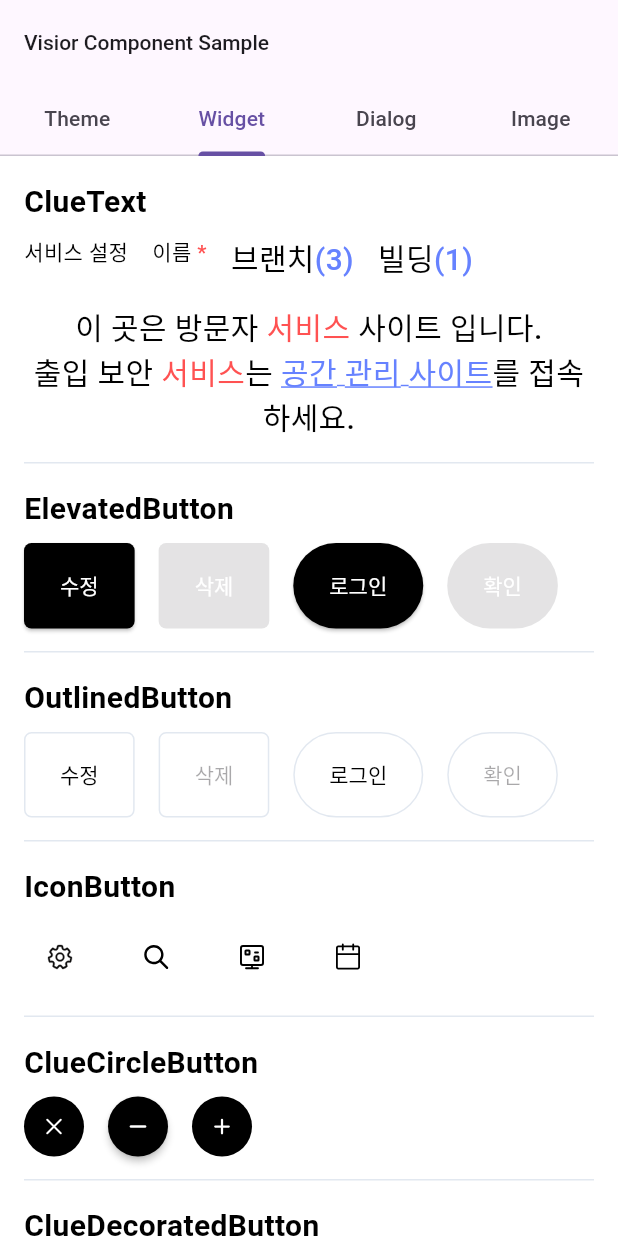
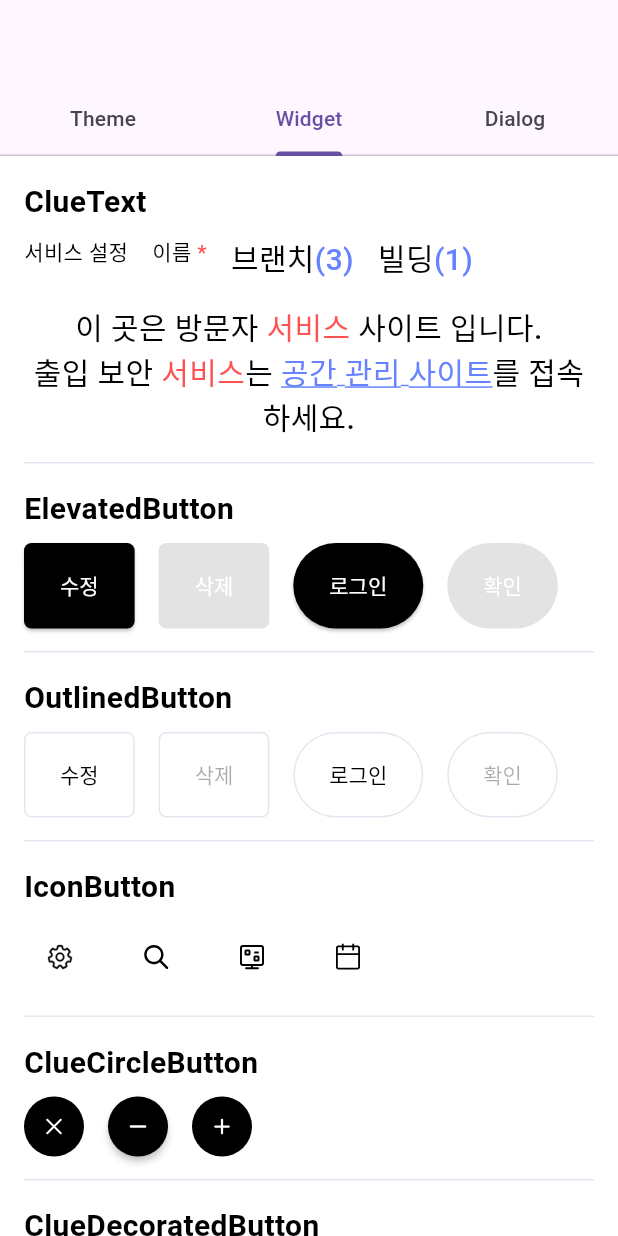
Before and after one commit to scloud-suprema/clue_ui_component, a Flutter app: the screen it shows after launch, tab 2 chosen, on a phone screen of 412 x 824 dp. Run offline on Flutter 3.47's test engine with Material 3 defaults, Android fonts, the light colour scheme and no system bars; drawn by our look-alikes of easy_rich_text, loader_overlay; our stand-ins replace calendar_date_picker2, flutter_svg, gap, shimmer; Roboto replaces fonts that are missing (NotoSansKR).

Commit message:
샘플코드 수정, 베포 스크립트 수정

```diff
--- a/clue_ui_component/lib/clue_ui_component.dart
+++ b/clue_ui_component/lib/clue_ui_component.dart
@@ -33,7 +33,6 @@ export 'package:clue_ui_component/images.dart';
 export 'package:clue_ui_component/overlay/clue_overlay.dart';
 export 'package:clue_ui_component/overlay/clue_overlay_entry.dart';
 export 'package:clue_ui_component/sample_widget_page/dialog_tap_page/dialog_tap_page.dart';
-export 'package:clue_ui_component/sample_widget_page/image_tap_page/image_tap_page.dart';
 export 'package:clue_ui_component/sample_widget_page/sample_widget_page.dart';
 export 'package:clue_ui_component/sample_widget_page/theme_tap_page/theme_tap_page.dart';
 export 'package:clue_ui_component/sample_widget_page/widget_tap_page/widget_tap_page.dart';
--- a/clue_ui_component/lib/components/clue_square_text_field.dart
+++ b/clue_ui_component/lib/components/clue_square_text_field.dart
@@ -130,7 +130,7 @@ class _ClueSquareTextFieldState extends State<ClueSquareTextField> {
                           obscureText = !obscureText;
                         });
                       },
-                      icon: const Icon(Icons.visibility),
+                      icon: obscureText ? const Icon(Icons.visibility) : const Icon(Icons.visibility_off),
                     );
                   }
                 }(),
--- a/clue_ui_component/lib/sample_widget_page/sample_widget_page.dart
+++ b/clue_ui_component/lib/sample_widget_page/sample_widget_page.dart
@@ -1,7 +1,6 @@
-import 'package:clue_ui_component/components/clue_text.dart';
+import 'package:clue_ui_component/clue_navigator_key.dart';
 import 'package:clue_ui_component/overlay/clue_overlay.dart';
 import 'package:clue_ui_component/sample_widget_page/dialog_tap_page/dialog_tap_page.dart';
-import 'package:clue_ui_component/sample_widget_page/image_tap_page/image_tap_page.dart';
 import 'package:clue_ui_component/sample_widget_page/theme_tap_page/theme_tap_page.dart';
 import 'package:clue_ui_component/sample_widget_page/widget_tap_page/widget_tap_page.dart';
 import 'package:clue_ui_component/theme.dart';
@@ -14,6 +13,7 @@ class SampleWidgetPage extends StatelessWidget {
   @override
   Widget build(BuildContext context) {
     return MaterialApp(
+      navigatorKey: clueNavigatorKey, // << Add this line
       // locale: context.locale,
       // localizationsDelegates: context.localizationDelegates,
       // supportedLocales: context.supportedLocales,
@@ -23,8 +23,8 @@ class SampleWidgetPage extends StatelessWidget {
   }
 }
 
-List<String> _titleTabs = ['Theme', 'Widget', 'Dialog', 'Image'];
-List<Widget> _widgetTabs = [const ThemeTapPage(), const WidgetTapPage(), const DialogTapPage(), const ImageTapPage()];
+List<String> _titleTabs = ['Theme', 'Widget', 'Dialog'];
+List<Widget> _widgetTabs = [const ThemeTapPage(), const WidgetTapPage(), const DialogTapPage()];
 
 class SampleWidgetPageHome extends StatelessWidget {
   const SampleWidgetPageHome({super.key});
@@ -35,7 +35,6 @@ class SampleWidgetPageHome extends StatelessWidget {
       length: _titleTabs.length,
       child: Scaffold(
         appBar: AppBar(
-          title: const ClueText('Visior Component Sample'),
           bottom: TabBar(
             tabs: _titleTabs.map((String name) => Tab(text: name)).toList(),
           ),
--- a/clue_ui_component/lib/sample_widget_page/widget_tap_page/widget_tap_page.dart
+++ b/clue_ui_component/lib/sample_widget_page/widget_tap_page/widget_tap_page.dart
@@ -1,22 +1,6 @@
 import 'dart:developer';
 
-import 'package:clue_ui_component/components/clue_circle_icon_button.dart';
-import 'package:clue_ui_component/components/clue_circle_text_field.dart';
-import 'package:clue_ui_component/components/clue_decorated_button.dart';
-import 'package:clue_ui_component/components/clue_divider.dart';
-import 'package:clue_ui_component/components/clue_drop_down_button.dart';
-import 'package:clue_ui_component/components/clue_drop_down_check_button.dart';
-import 'package:clue_ui_component/components/clue_list_tile.dart';
-import 'package:clue_ui_component/components/clue_popup_menu_button.dart';
-import 'package:clue_ui_component/components/clue_side_bar_component.dart';
-import 'package:clue_ui_component/components/clue_square_text_field.dart';
-import 'package:clue_ui_component/components/clue_text.dart';
-import 'package:clue_ui_component/components/clue_time_period_button.dart';
-import 'package:clue_ui_component/extensions/list_extension.dart';
-import 'package:clue_ui_component/extensions/style_extension.dart';
-import 'package:clue_ui_component/images.dart';
-import 'package:clue_ui_component/overlay/clue_overlay.dart';
-import 'package:clue_ui_component/themes/themes.dart';
+import 'package:clue_ui_component/clue_ui_component.dart';
 import 'package:flutter/material.dart';
 import 'package:gap/gap.dart';
 
@@ -554,114 +538,6 @@ class WidgetTapPage extends StatelessWidget {
           const Gap(16),
           const ClueDivider(),
           const Gap(16),
-          const ClueDivider(),
-          const Gap(16),
-          ClueText('ClueSideBarComponent', style: MyTextStyle.size20.w700),
-          const Gap(8),
-          Container(
-            width: double.infinity,
-            height: 500,
-            decoration: BoxDecoration(border: Border.all()),
-            child: ClueSideBarComponent(
-              title: '제목',
-              titleOnTap: () {},
-              logo: const FlutterLogo(),
-              logoTitle: '로고 제목',
-              infoList: const [
-                ClueSideBarInfo(title: '사이드 제목1', subTitle: '사이드 서브 제목1'),
-                ClueSideBarInfo(title: '사이드 제목2', subTitle: '사이드 서브 제목2'),
-              ],
-              itemList: [
-                ClueSideBarItem(
-                  icon: MyImages.schedule,
-                  title: '아이템 이름1',
-                  onPressed: () {},
-                ),
-                ClueSideBarItem(
-                  icon: MyImages.door,
-                  title: '아이템 이름2',
-                  onPressed: () {},
-                ),
-              ],
-              child: const Placeholder(),
-            ),
-          ),
-          const Gap(16),
-          const ClueDivider(),
-          const Gap(16),
-          ClueText('CluePaint(Sample)', style: MyTextStyle.size20.w700),
-          const Gap(8),
-          Stack(
-            children: [
-              Row(
-                crossAxisAlignment: CrossAxisAlignment.center,
-                mainAxisSize: MainAxisSize.min,
-                children: [
-                  const SizedBox(width: 50),
-                  Padding(
-                    padding: const EdgeInsets.symmetric(vertical: 20),
-                    child: SizedBox(
-                      width: 100,
-                      height: 100,
-                      child: CustomPaint(
-                        painter: CirclePaint(
-                          angle: 0,
-                          circleLength: 50,
-                          color: Colors.red,
-                        ),
-                      ),
-                    ),
-                  ),
-                  const SizedBox(width: 75),
-                ],
-              ),
-              Positioned.fill(
-                child: Align(
-                  alignment: Alignment.topLeft,
-                  child: Container(
-                    width: 100,
-                    height: 40,
-                    color: Colors.blue,
-                  ),
-                ),
-              ),
-              Positioned.fill(
-                child: Align(
-                  alignment: Alignment.bottomLeft,
-                  child: Container(
-                    width: 100,
-                    height: 40,
-                    color: Colors.blue,
-                  ),
-                ),
-              ),
-              Positioned.fill(
-                child: Align(
-                  alignment: Alignment.centerRight,
-                  child: Container(
-                    width: 100,
-                    height: 40,
-                    color: Colors.blue,
-                  ),
-                ),
-              ),
-            ],
-          ),
-          const Gap(16),
-          const ClueDivider(),
-          const Gap(16),
-          ClueText('CluePaint2(Sample)', style: MyTextStyle.size20.w700),
-          const Gap(8),
-          SizedBox(
-            width: 200,
-            height: 200,
-            child: CustomPaint(
-              painter: SeatDecorator(),
-            ),
-          ),
-          const Gap(16),
-          const ClueDivider(),
-          const Gap(16),
         ],
       ),
     );
--- a/clue_ui_component/pubspec.yaml
+++ b/clue_ui_component/pubspec.yaml
@@ -38,6 +38,7 @@ dev_dependencies:
 
 # The following section is specific to Flutter packages.
 flutter:
+  uses-material-design: true
   assets:
     - assets/images/
   # To add assets to your package, add an assets section, like this:
```
Also changed, not shown: clue_ui_component/lib/sample_widget_page/image_tap_page/image_tap_page.dart (deleted, +0 -264 lines), 3 other files.
